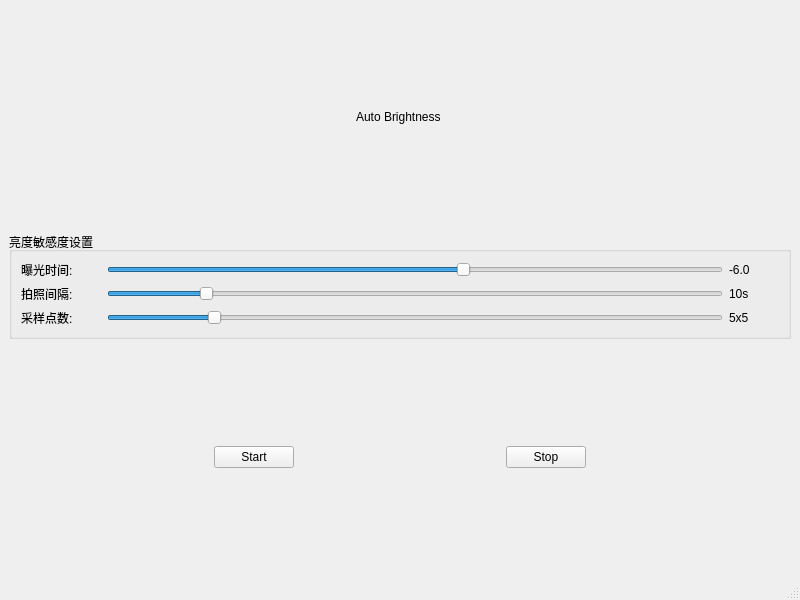
This is mainwindow.ui in 183965983/AutoBrightnessWidget as Qt 5 draws it before an edit. The edited form follows.
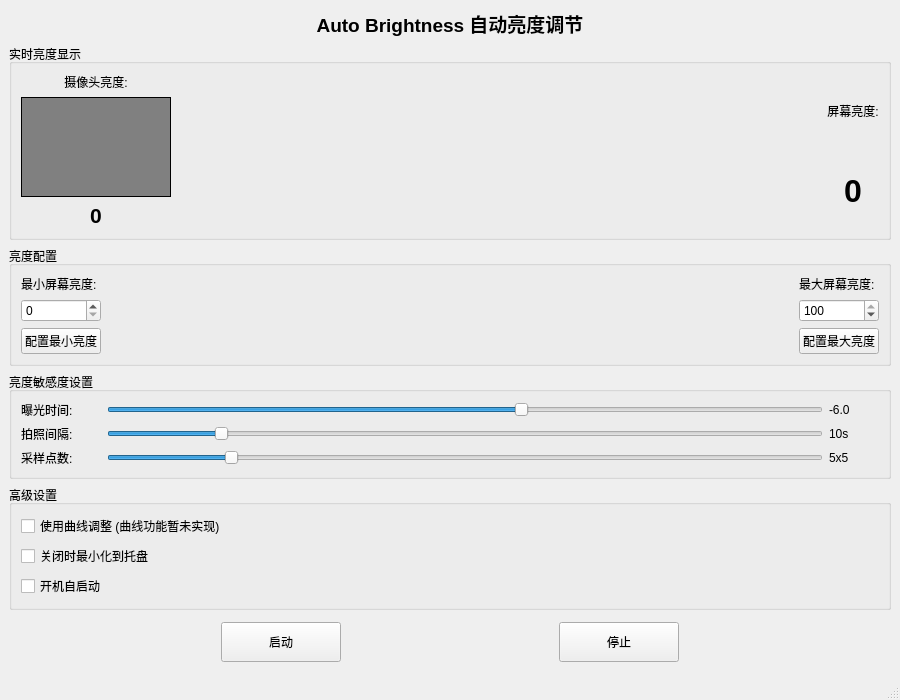
This is the edited form.

Commit message: Implement new features: real-time brightness display, min/max config, tray support, and auto-start

```diff
--- a/mainwindow.ui
+++ b/mainwindow.ui
@@ -6,8 +6,8 @@
    <rect>
     <x>0</x>
     <y>0</y>
-    <width>800</width>
-    <height>600</height>
+    <width>900</width>
+    <height>700</height>
    </rect>
   </property>
   <property name="windowTitle">
@@ -15,41 +15,197 @@
   </property>
   <widget class="QWidget" name="centralwidget">
    <layout class="QVBoxLayout" name="verticalLayout">
-    <item>
-     <spacer name="verticalSpacer_3">
-      <property name="orientation">
-       <enum>Qt::Orientation::Vertical</enum>
-      </property>
-      <property name="sizeHint" stdset="0">
-       <size>
-        <width>20</width>
-        <height>40</height>
-       </size>
-      </property>
-     </spacer>
-    </item>
     <item>
      <widget class="QLabel" name="label">
       <property name="text">
-       <string>Auto Brightness </string>
+       <string>Auto Brightness 自动亮度调节</string>
       </property>
       <property name="alignment">
        <set>Qt::AlignmentFlag::AlignCenter</set>
       </property>
+      <property name="font">
+       <font>
+        <pointsize>14</pointsize>
+        <bold>true</bold>
+       </font>
+      </property>
      </widget>
     </item>
     <item>
-     <spacer name="verticalSpacer_4">
-      <property name="orientation">
-       <enum>Qt::Orientation::Vertical</enum>
+     <widget class="QGroupBox" name="brightnessDisplayGroupBox">
+      <property name="title">
+       <string>实时亮度显示</string>
       </property>
-      <property name="sizeHint" stdset="0">
-       <size>
-        <width>20</width>
-        <height>20</height>
-       </size>
+      <layout class="QHBoxLayout" name="horizontalLayout_3">
+       <item>
+        <layout class="QVBoxLayout" name="cameraDisplayLayout">
+         <item>
+          <widget class="QLabel" name="cameraLabel">
+           <property name="text">
+            <string>摄像头亮度:</string>
+           </property>
+           <property name="alignment">
+            <set>Qt::AlignmentFlag::AlignCenter</set>
+           </property>
+          </widget>
+         </item>
+         <item>
+          <widget class="QLabel" name="cameraBrightnessBlock">
+           <property name="minimumSize">
+            <size>
+             <width>150</width>
+             <height>100</height>
+            </size>
+           </property>
+           <property name="styleSheet">
+            <string>background-color: rgb(128, 128, 128); border: 1px solid black;</string>
+           </property>
+           <property name="text">
+            <string/>
+           </property>
+          </widget>
+         </item>
+         <item>
+          <widget class="QLabel" name="cameraBrightnessLabel">
+           <property name="text">
+            <string>0</string>
+           </property>
+           <property name="alignment">
+            <set>Qt::AlignmentFlag::AlignCenter</set>
+           </property>
+           <property name="font">
+            <font>
+             <pointsize>16</pointsize>
+             <bold>true</bold>
+            </font>
+           </property>
+          </widget>
+         </item>
+        </layout>
+       </item>
+       <item>
+        <spacer name="horizontalSpacer_4">
+         <property name="orientation">
+          <enum>Qt::Orientation::Horizontal</enum>
+         </property>
+         <property name="sizeHint" stdset="0">
+          <size>
+           <width>40</width>
+           <height>20</height>
+          </size>
+         </property>
+        </spacer>
+       </item>
+       <item>
+        <layout class="QVBoxLayout" name="screenDisplayLayout">
+         <item>
+          <widget class="QLabel" name="screenLabel">
+           <property name="text">
+            <string>屏幕亮度:</string>
+           </property>
+           <property name="alignment">
+            <set>Qt::AlignmentFlag::AlignCenter</set>
+           </property>
+          </widget>
+         </item>
+         <item>
+          <widget class="QLabel" name="screenBrightnessLabel">
+           <property name="text">
+            <string>0</string>
+           </property>
+           <property name="alignment">
+            <set>Qt::AlignmentFlag::AlignCenter</set>
+           </property>
+           <property name="font">
+            <font>
+             <pointsize>24</pointsize>
+             <bold>true</bold>
+            </font>
+           </property>
+          </widget>
+         </item>
+        </layout>
+       </item>
+      </layout>
+     </widget>
+    </item>
+    <item>
+     <widget class="QGroupBox" name="brightnessConfigGroupBox">
+      <property name="title">
+       <string>亮度配置</string>
       </property>
-     </spacer>
+      <layout class="QHBoxLayout" name="horizontalLayout_4">
+       <item>
+        <layout class="QVBoxLayout" name="minBrightnessLayout">
+         <item>
+          <widget class="QLabel" name="minBrightnessLabel">
+           <property name="text">
+            <string>最小屏幕亮度:</string>
+           </property>
+          </widget>
+         </item>
+         <item>
+          <widget class="QSpinBox" name="minScreenBrightnessSpinBox">
+           <property name="maximum">
+            <number>100</number>
+           </property>
+           <property name="value">
+            <number>0</number>
+           </property>
+          </widget>
+         </item>
+         <item>
+          <widget class="QPushButton" name="setMinBrightnessButton">
+           <property name="text">
+            <string>配置最小亮度</string>
+           </property>
+          </widget>
+         </item>
+        </layout>
+       </item>
+       <item>
+        <spacer name="horizontalSpacer_5">
+         <property name="orientation">
+          <enum>Qt::Orientation::Horizontal</enum>
+         </property>
+         <property name="sizeHint" stdset="0">
+          <size>
+           <width>40</width>
+           <height>20</height>
+          </size>
+         </property>
+        </spacer>
+       </item>
+       <item>
+        <layout class="QVBoxLayout" name="maxBrightnessLayout">
+         <item>
+          <widget class="QLabel" name="maxBrightnessLabel">
+           <property name="text">
+            <string>最大屏幕亮度:</string>
+           </property>
+          </widget>
+         </item>
+         <item>
+          <widget class="QSpinBox" name="maxScreenBrightnessSpinBox">
+           <property name="maximum">
+            <number>100</number>
+           </property>
+           <property name="value">
+            <number>100</number>
+           </property>
+          </widget>
+         </item>
+         <item>
+          <widget class="QPushButton" name="setMaxBrightnessButton">
+           <property name="text">
+            <string>配置最大亮度</string>
+           </property>
+          </widget>
+         </item>
+        </layout>
+       </item>
+      </layout>
+     </widget>
     </item>
     <item>
      <widget class="QGroupBox" name="settingsGroupBox">
@@ -198,6 +354,36 @@
       </layout>
      </widget>
     </item>
+    <item>
+     <widget class="QGroupBox" name="advancedGroupBox">
+      <property name="title">
+       <string>高级设置</string>
+      </property>
+      <layout class="QVBoxLayout" name="verticalLayout_3">
+       <item>
+        <widget class="QCheckBox" name="useCurveCheckBox">
+         <property name="text">
+          <string>使用曲线调整 (曲线功能暂未实现)</string>
+         </property>
+        </widget>
+       </item>
+       <item>
+        <widget class="QCheckBox" name="minimizeToTrayCheckBox">
+         <property name="text">
+          <string>关闭时最小化到托盘</string>
+         </property>
+        </widget>
+       </item>
+       <item>
+        <widget class="QCheckBox" name="autoStartCheckBox">
+         <property name="text">
+          <string>开机自启动</string>
+         </property>
+        </widget>
+       </item>
+      </layout>
+     </widget>
+    </item>
     <item>
      <spacer name="verticalSpacer_2">
       <property name="orientation">
@@ -206,7 +392,7 @@
       <property name="sizeHint" stdset="0">
        <size>
         <width>20</width>
-        <height>40</height>
+        <height>20</height>
        </size>
       </property>
      </spacer>
@@ -229,7 +415,13 @@
       <item>
        <widget class="QPushButton" name="pushButton">
         <property name="text">
-         <string>Start</string>
+         <string>启动</string>
+        </property>
+        <property name="minimumSize">
+         <size>
+          <width>120</width>
+          <height>40</height>
+         </size>
         </property>
        </widget>
       </item>
@@ -249,7 +441,13 @@
       <item>
        <widget class="QPushButton" name="pushButton_2">
         <property name="text">
-         <string>Stop</string>
+         <string>停止</string>
+        </property>
+        <property name="minimumSize">
+         <size>
+          <width>120</width>
+          <height>40</height>
+         </size>
         </property>
        </widget>
       </item>
@@ -276,7 +474,7 @@
       <property name="sizeHint" stdset="0">
        <size>
         <width>20</width>
-        <height>40</height>
+        <height>20</height>
        </size>
       </property>
      </spacer>
```
Left out of the diff: 6 changed lines with no effect on the pictures. The commit also changes 5 other files.
